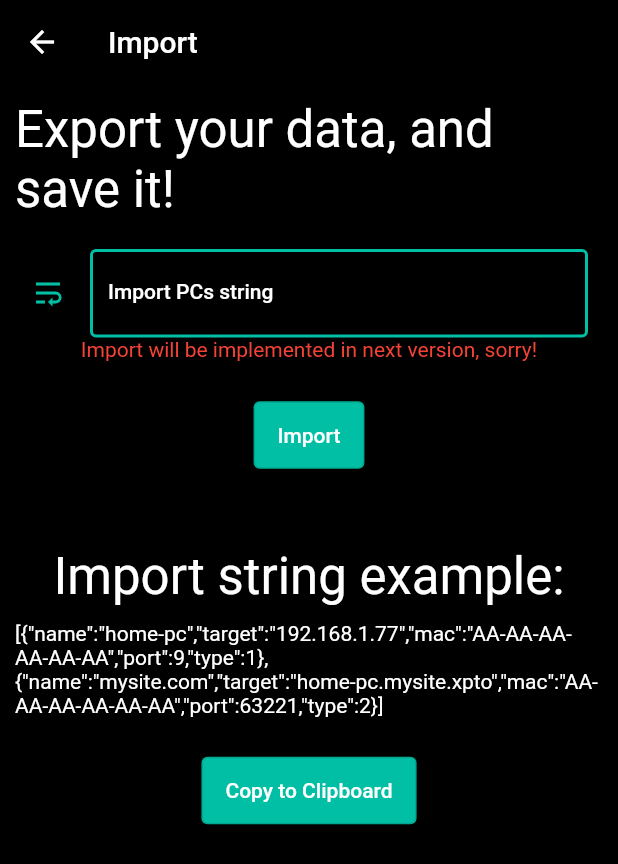
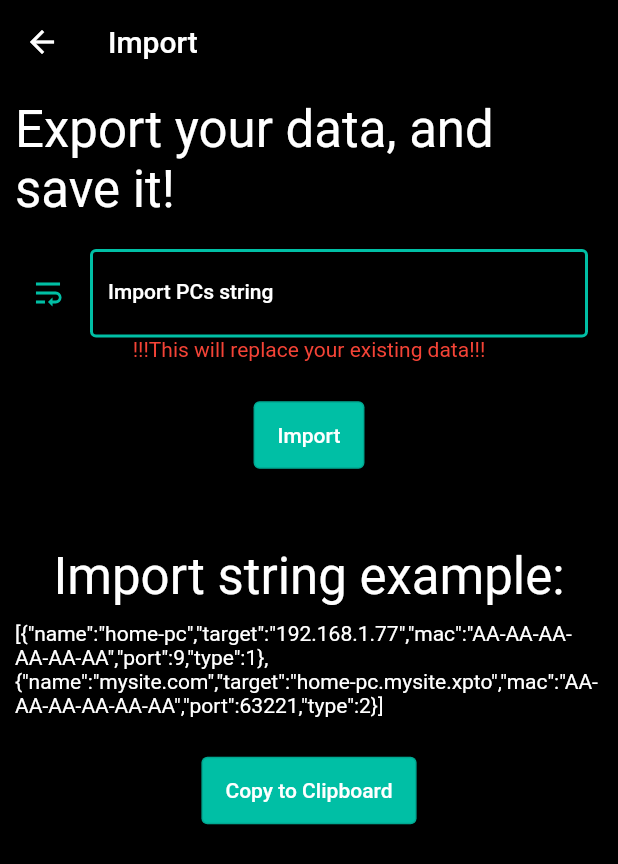
Before and after one commit to CodeGlitch/WakeUpDash, a Flutter app: the ImportScreen screen opened directly, on a phone screen of 412 x 824 dp. Shown: the top 864 px of the screen. Run offline on Flutter 3.47's test engine with Material 2 defaults, Android fonts, the phone set to English and light mode, and no system bars; our stand-ins replace shared_preferences, url_launcher_web; missing offline and left inert: shared_preferences_web; accounts and stored records are empty.

Commit message:
Progress done on Importing mechanism

```diff
--- a/lib/model/pc.dart
+++ b/lib/model/pc.dart
@@ -25,9 +25,9 @@ class PC {
   static PC fromJson(Map<String, dynamic> json, String prefName) => PC(
         prefName: prefName,
         name: json['name'],
-        target: json['target'] ?? json['ip'],
+        target: json['target'],
         mac: json['mac'],
         port: json['port'],
-        type: json['type'] ?? 1,
+        type: json['type'],
       );
 }
--- a/lib/screen/import/import.dart
+++ b/lib/screen/import/import.dart
@@ -1,9 +1,10 @@
 import 'package:flutter/material.dart';
 import 'package:flutter/services.dart';
-
+import 'dart:convert';
 import '../../components/button_padding.dart';
 import '../../components/cmp_text_input.dart';
 import '../../components/main_body.dart';
+import '../../model/pc.dart';
 import '../../utils/colors.dart';
 import '../../utils/configs.dart';
 import '../../utils/ui_text.dart';
@@ -17,6 +18,7 @@ class ImportScreen extends StatefulWidget {
 }
 
 class _ImportScreenState extends State<ImportScreen> {
+  final _formKey = GlobalKey<FormState>();
   late TextEditingController importData;
   @override
   void initState() {
@@ -39,6 +41,9 @@ class _ImportScreenState extends State<ImportScreen> {
         content: SingleChildScrollView(
           child: Padding(
             padding: EdgeInsets.all(bodyPadding),
+            child: Form(
+              autovalidateMode: AutovalidateMode.onUserInteraction,
+              key: _formKey,
               child: Column(
                 crossAxisAlignment: CrossAxisAlignment.center,
                 mainAxisAlignment: MainAxisAlignment.start,
@@ -59,16 +64,19 @@ class _ImportScreenState extends State<ImportScreen> {
                     labelText: inputImportLabelText,
                     hintText: inputImportHintText,
                     controller: importData,
-                  validator: (value) => (value == null || value.isEmpty)
-
-                      ///TODO: add validation
-                      ? inputImportValidatorMsg
+                    validator: (value) => (!validatePCList(value))
+                        ? inputImportValidatorMsg +
+                            importPcsFound +
+                            totalPC.toString() +
+                            ", " +
+                            validPC.toString() +
+                            importPcsValid +
+                            invalidPC.toString() +
+                            importPcsInvalid
                         : null,
                   ),
-                Text("Import will be implemented in next version, sorry!",
+                  Text(importReplaceWarning,
                       style: TextStyle(color: Colors.red)),
-
-                ///TODO: add checkbox to append or override app content
                   ButtonPadding(
                     content: OutlinedButton(
                       onPressed: () async {
@@ -103,6 +111,37 @@ class _ImportScreenState extends State<ImportScreen> {
             ),
           ),
         ),
+      ),
     );
   }
+
+  int totalPC = 0;
+  int validPC = 0;
+  int invalidPC = 0;
+  bool validatePCList(String? input) {
+    totalPC = 0;
+    validPC = 0;
+    invalidPC = 0;
+    if (input == null || input.isEmpty) {
+      return false;
     }
+    Iterable items = [];
+    try {
+      items = json.decode(input);
+      totalPC = items.length;
+    } catch (e) {
+      return false;
+    }
+    List<PC> pcList = [];
+    for (int i = 0; i < items.length; i++) {
+      try {
+        PC pc = PC.fromJson(items.elementAt(i), "0");
+        pcList.add(pc);
+        validPC++;
+      } catch (e) {
+        invalidPC++;
+      }
+    }
+    return invalidPC == 0;
+  }
+}
--- a/lib/utils/ui_text.dart
+++ b/lib/utils/ui_text.dart
@@ -64,8 +64,13 @@ String copiedSuccess = "Text copied.";
 String importAppBarText = "Import";
 String importDataTitle = "Import all your PCs from a formatted string.";
 String inputImportLabelText = "Import PCs string";
-String inputImportHintText = "Insert a the formatted PC string to import";
+String inputImportHintText = "Insert the formatted PC list string to import";
 String inputImportValidatorMsg = "Invalid format!";
 String importExample =
     "[{\"name\":\"home-pc\",\"target\":\"192.168.1.77\",\"mac\":\"AA-AA-AA-AA-AA-AA\",\"port\":9,\"type\":1},{\"name\":\"mysite.com\",\"target\":\"home-pc.mysite.xpto\",\"mac\":\"AA-AA-AA-AA-AA-AA\",\"port\":63221,\"type\":2}]";
 String importExampleTitle = "Import string example:";
+
+String importReplaceWarning = "!!!This will replace your existing data!!!";
+String importPcsFound = " PCs found: ";
+String importPcsValid = " valid, ";
+String importPcsInvalid = " invalid.";
```
Also changed, not shown: lib/utils/prefs.dart (+18 -0 lines). Lines whose indentation alone changed are shown as unchanged.
